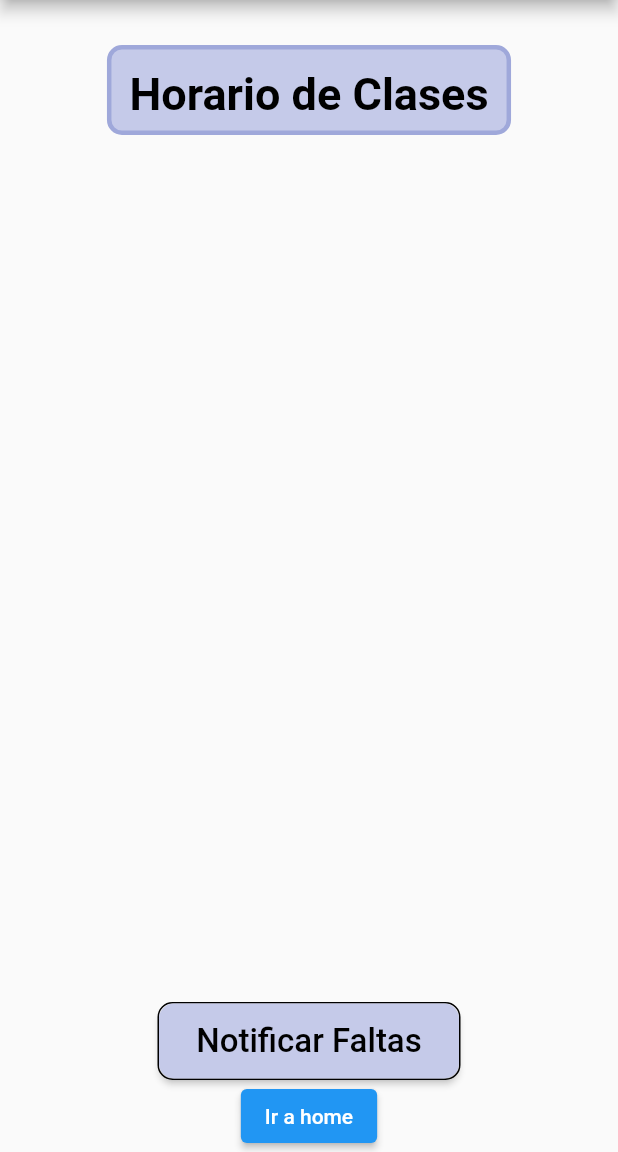
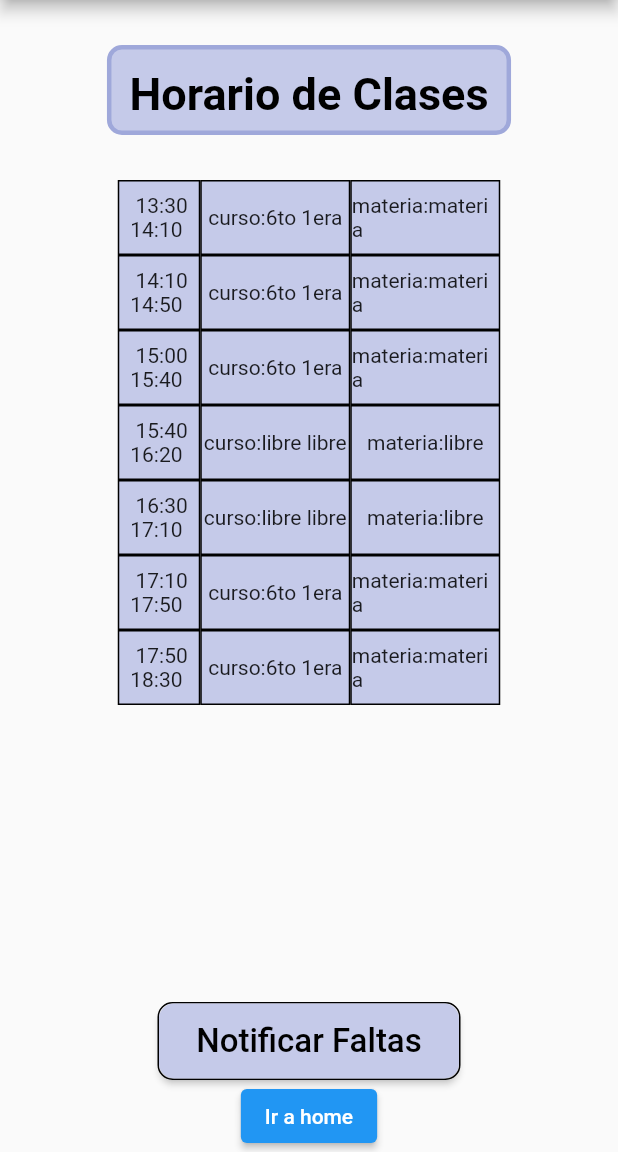
Before and after one commit to Julian-Alcaraz/schollinorder, a Flutter app: the ProfesorPage screen opened by its route, on a phone screen of 412 x 824 dp, the part 84-1236 px from its top. Run offline on Flutter 3.47's test engine with Material 2 defaults, Android fonts, the phone set to English and light mode, and no system bars.

Commit message:
avanze en la tabla

```diff
--- a/lib/src/pages/profesor/profesor.dart
+++ b/lib/src/pages/profesor/profesor.dart
@@ -46,8 +46,7 @@ class ProfesorPage extends StatelessWidget {
           child: Column(
             children: [
               _horarioclases(),
-
-
+              _tablaHorarios(teoriaTardeProfesor),
               Spacer(),
               botonNotificar(),
               Container(
@@ -67,7 +66,56 @@ class ProfesorPage extends StatelessWidget {
     );
   }
 
+  Widget _tablaHorarios(List<Bloque> lista) {
+    return Container(
+      height: 370,
+      child: ListView.builder(
+          itemCount: lista.length,
+          itemBuilder: (context, index) => _hora(lista[index])),
+    );
+  }
 
+  Widget _hora(Bloque bloque) {
+    return Row(
+      mainAxisAlignment: MainAxisAlignment.center,
+      children: [
+        Container(
+          alignment: Alignment.center,
+          height: 50,
+          width: 55,
+          decoration: BoxDecoration(
+            color: Colors.indigo.shade100,
+            border: Border.all(color: Colors.black, width: 1),
+          ),
+          child: Text(
+            " ${bloque.horaDeCatedra.horas}",
+          ),
+        ),
+        Container(
+          height: 50,
+          width: 100,
+          alignment: Alignment.center,
+          decoration: BoxDecoration(
+            color: Colors.indigo.shade100,
+            border: Border.all(color: Colors.black, width: 1),
+          ),
+          child: Text("curso:${bloque.curso.ano} ${bloque.curso.divsion}"),
+        ),
+        Container(
+          height: 50,
+          width: 100,
+          alignment: Alignment.center,
+          decoration: BoxDecoration(
+            color: Colors.indigo.shade100,
+            border: Border.all(color: Colors.black, width: 1),
+          ),
+          child: Text(
+            "materia:${bloque.materia}",
+          ),
+        ),
+      ],
+    );
+  }
 
   Widget botonNotificar() {
     return Container(
```
